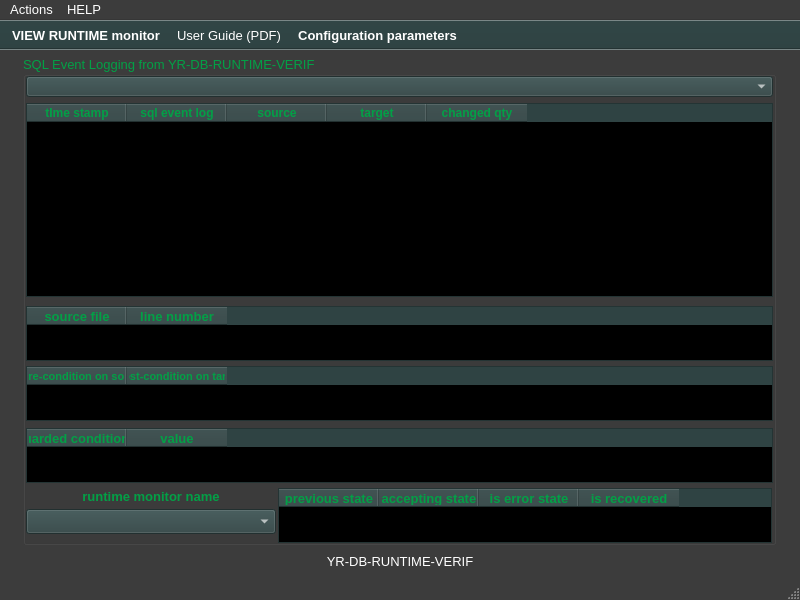
Old version of the form ui/yr-db-runtime-verif-main-window.ui in the repository yerothd/yr-db-runtime-verif.
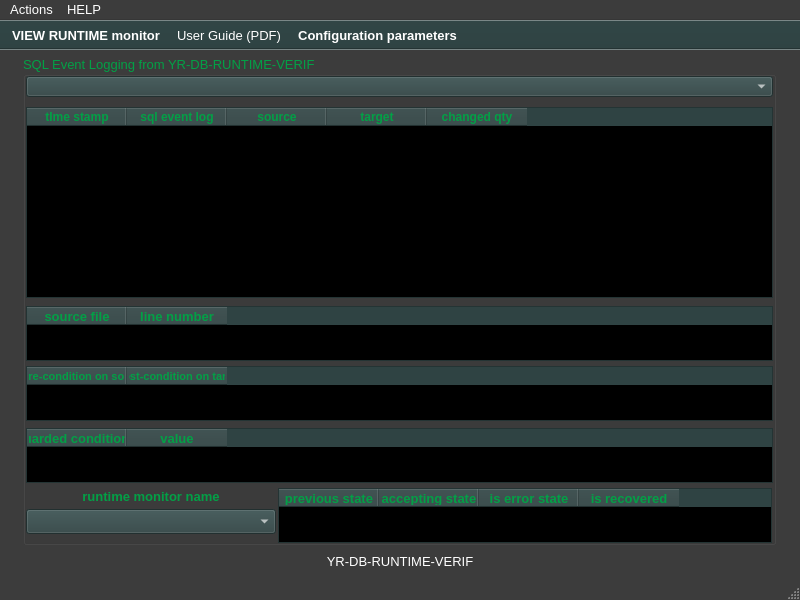
New version of the form. Icons and pictures are not drawn. Custom widgets are drawn as their Qt base class.

What changed in the file:
```diff
--- a/ui/yr-db-runtime-verif-main-window.ui
+++ b/ui/yr-db-runtime-verif-main-window.ui
@@ -765,9 +765,9 @@
      <property name="geometry">
       <rect>
        <x>3</x>
-       <y>47</y>
+       <y>51</y>
        <width>747</width>
-       <height>194</height>
+       <height>191</height>
       </rect>
      </property>
      <property name="palette">
```
